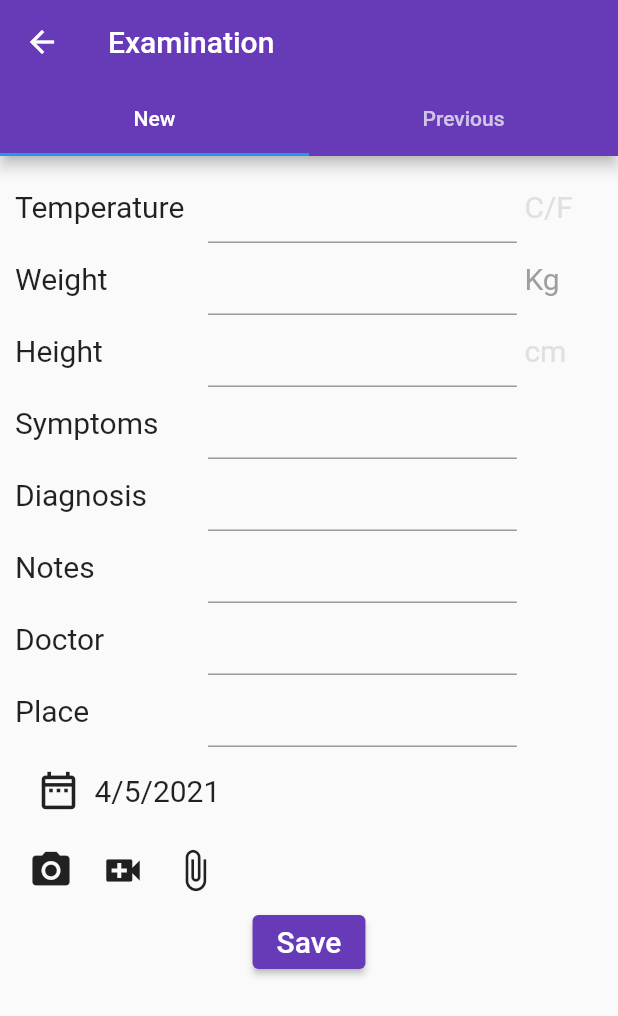
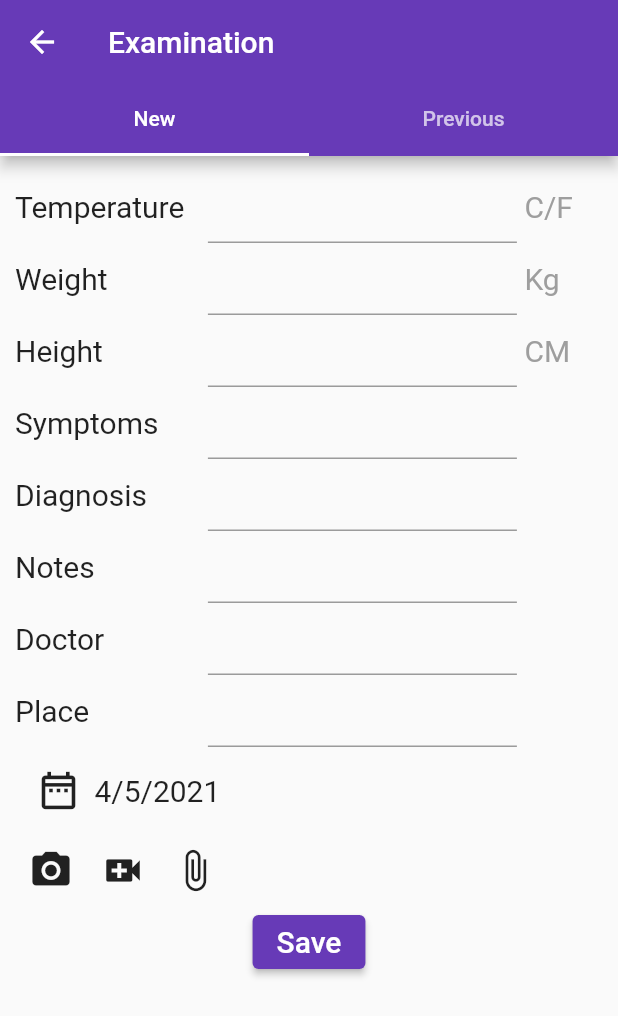
Before and after one commit to JatinAgrawal94/CareConnect, a Flutter app: the ExaminationScreen screen opened directly with empty values, on a phone screen of 412 x 824 dp. Shown: the top 1016 px of the screen. Run offline on Flutter 3.47's test engine with Material 2 defaults, Android fonts, the phone set to English and light mode, and no system bars; our stand-ins replace cloud_firestore, firebase_auth, firebase_core, firebase_storage, flutter_dotenv, flutter_spinkit and 3 more; missing offline and left inert: mailgun, random_password_generator; accounts and stored records are empty.

Commit message:
tab bar underline color changed to whit

```diff
--- a/lib/screens/medicaldata/Appointment.dart
+++ b/lib/screens/medicaldata/Appointment.dart
@@ -91,7 +91,7 @@ class _AppointmentState extends State<Appointment> {
           appBar: AppBar(
               title: Text("Appointment"),
               backgroundColor: Colors.deepPurple,
-              bottom: TabBar(tabs: [
+              bottom: TabBar(indicatorColor: Colors.white, tabs: [
                 Tab(child: Text('New')),
                 Tab(child: Text('Previous')),
               ])),
--- a/lib/screens/medicaldata/allergy_screen.dart
+++ b/lib/screens/medicaldata/allergy_screen.dart
@@ -68,6 +68,7 @@ class _AllergyScreenState extends State<AllergyScreen> {
             title: Text('Allergy'),
             backgroundColor: Colors.deepPurple,
             bottom: TabBar(
+              indicatorColor: Colors.white,
               tabs: [
                 Tab(child: Text('New')),
                 Tab(child: Text('Previous')),
--- a/lib/screens/medicaldata/blood_glucose.dart
+++ b/lib/screens/medicaldata/blood_glucose.dart
@@ -91,6 +91,7 @@ class _BloodGlucoseScreenState extends State<BloodGlucoseScreen> {
             title: Text('Blood Glucose'),
             backgroundColor: Colors.deepPurple,
             bottom: TabBar(
+              indicatorColor: Colors.white,
               tabs: [
                 Tab(child: Text('New Reading')),
                 Tab(child: Text('Previous Reading')),
--- a/lib/screens/medicaldata/blood_pressure.dart
+++ b/lib/screens/medicaldata/blood_pressure.dart
@@ -92,6 +92,7 @@ class _BloodPressureScreenState extends State<BloodPressureScreen> {
             title: Text('Blood Pressure'),
             backgroundColor: Colors.deepPurple,
             bottom: TabBar(
+              indicatorColor: Colors.white,
               tabs: [
                 Tab(child: Text('New Reading')),
                 Tab(child: Text('Previous Reading')),
--- a/lib/screens/medicaldata/examination.dart
+++ b/lib/screens/medicaldata/examination.dart
@@ -71,6 +71,7 @@ class _ExaminationScreenState extends State<ExaminationScreen> {
             title: Text('Examination'),
             backgroundColor: Colors.deepPurple,
             bottom: TabBar(
+              indicatorColor: Colors.white,
               tabs: [
                 Tab(child: Text('New')),
                 Tab(child: Text('Previous')),
@@ -106,8 +107,8 @@ class _ExaminationScreenState extends State<ExaminationScreen> {
                                   ))),
                               Text(
                                 'C/F',
-                                style: TextStyle(
-                                    fontSize: 20, color: Colors.grey[300]),
+                                style:
+                                    TextStyle(fontSize: 20, color: Colors.grey),
                               )
                             ],
                           ),
@@ -155,9 +156,9 @@ class _ExaminationScreenState extends State<ExaminationScreen> {
                                     keyboardType: TextInputType.number,
                                   ))),
                               Text(
-                                'cm',
-                                style: TextStyle(
-                                    fontSize: 20, color: Colors.grey[300]),
+                                'CM',
+                                style:
+                                    TextStyle(fontSize: 20, color: Colors.grey),
                               )
                             ],
                           ),
--- a/lib/screens/medicaldata/family_history.dart
+++ b/lib/screens/medicaldata/family_history.dart
@@ -39,6 +39,7 @@ class _FamilyHistoryScreenState extends State<FamilyHistoryScreen> {
             title: Text('Family History'),
             backgroundColor: Colors.deepPurple,
             bottom: TabBar(
+              indicatorColor: Colors.white,
               tabs: [
                 Tab(child: Text('New')),
                 Tab(child: Text('Previous')),
--- a/lib/screens/medicaldata/labtest.dart
+++ b/lib/screens/medicaldata/labtest.dart
@@ -68,6 +68,7 @@ class _LabTestScreenState extends State<LabTestScreen> {
             title: Text('LabTest'),
             backgroundColor: Colors.deepPurple,
             bottom: TabBar(
+              indicatorColor: Colors.white,
               tabs: [
                 Tab(child: Text('New Tests')),
                 Tab(child: Text('Previous Tests')),
--- a/lib/screens/medicaldata/medical_visit.dart
+++ b/lib/screens/medicaldata/medical_visit.dart
@@ -67,6 +67,7 @@ class _MedicalVisitScreenState extends State<MedicalVisitScreen> {
             title: Text('Medical Visit'),
             backgroundColor: Colors.deepPurple,
             bottom: TabBar(
+              indicatorColor: Colors.white,
               tabs: [
                 Tab(child: Text('New Appointment')),
                 Tab(child: Text('Previous Appointments')),
--- a/lib/screens/medicaldata/notes.dart
+++ b/lib/screens/medicaldata/notes.dart
@@ -38,6 +38,7 @@ class _NotesScreenState extends State<NotesScreen> {
             title: Text('Notes'),
             backgroundColor: Colors.deepPurple,
             bottom: TabBar(
+              indicatorColor: Colors.white,
               tabs: [
                 Tab(child: Text('New')),
                 Tab(child: Text('Previous')),
--- a/lib/screens/medicaldata/pathology.dart
+++ b/lib/screens/medicaldata/pathology.dart
@@ -68,6 +68,7 @@ class _PathologyScreenState extends State<PathologyScreen> {
             title: Text('Pathology'),
             backgroundColor: Colors.deepPurple,
             bottom: TabBar(
+              indicatorColor: Colors.white,
               tabs: [
                 Tab(child: Text('New')),
                 Tab(child: Text('Previous')),
--- a/lib/screens/medicaldata/prescription.dart
+++ b/lib/screens/medicaldata/prescription.dart
@@ -40,6 +40,7 @@ class _PrescriptionScreenState extends State<PrescriptionScreen> {
             title: Text('Prescription'),
             backgroundColor: Colors.deepPurple,
             bottom: TabBar(
+              indicatorColor: Colors.white,
               tabs: [
                 Tab(child: Text('New')),
                 Tab(child: Text('Previous')),
--- a/lib/screens/medicaldata/radiology.dart
+++ b/lib/screens/medicaldata/radiology.dart
@@ -67,6 +67,7 @@ class _RadiologyScreenState extends State<RadiologyScreen> {
             title: Text('Radiology'),
             backgroundColor: Colors.deepPurple,
             bottom: TabBar(
+              indicatorColor: Colors.white,
               tabs: [
                 Tab(child: Text('New')),
                 Tab(child: Text('Previous')),
--- a/lib/screens/medicaldata/surgery.dart
+++ b/lib/screens/medicaldata/surgery.dart
@@ -68,6 +68,7 @@ class _SurgeryScreenState extends State<SurgeryScreen> {
             title: Text('Surgery'),
             backgroundColor: Colors.deepPurple,
             bottom: TabBar(
+              indicatorColor: Colors.white,
               tabs: [
                 Tab(child: Text('New')),
                 Tab(child: Text('Previous')),
--- a/lib/screens/medicaldata/vaccine.dart
+++ b/lib/screens/medicaldata/vaccine.dart
@@ -64,6 +64,7 @@ class _VaccineScreenState extends State<VaccineScreen> {
             title: Text('Vaccine'),
             backgroundColor: Colors.deepPurple,
             bottom: TabBar(
+              indicatorColor: Colors.white,
               tabs: [
                 Tab(child: Text('New')),
                 Tab(child: Text('Previous')),
```
